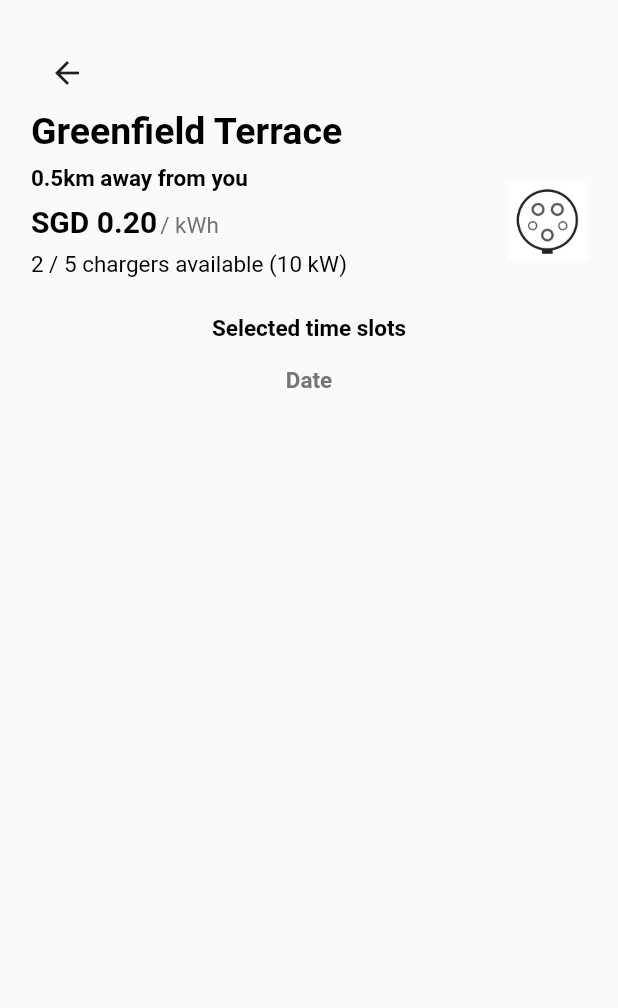
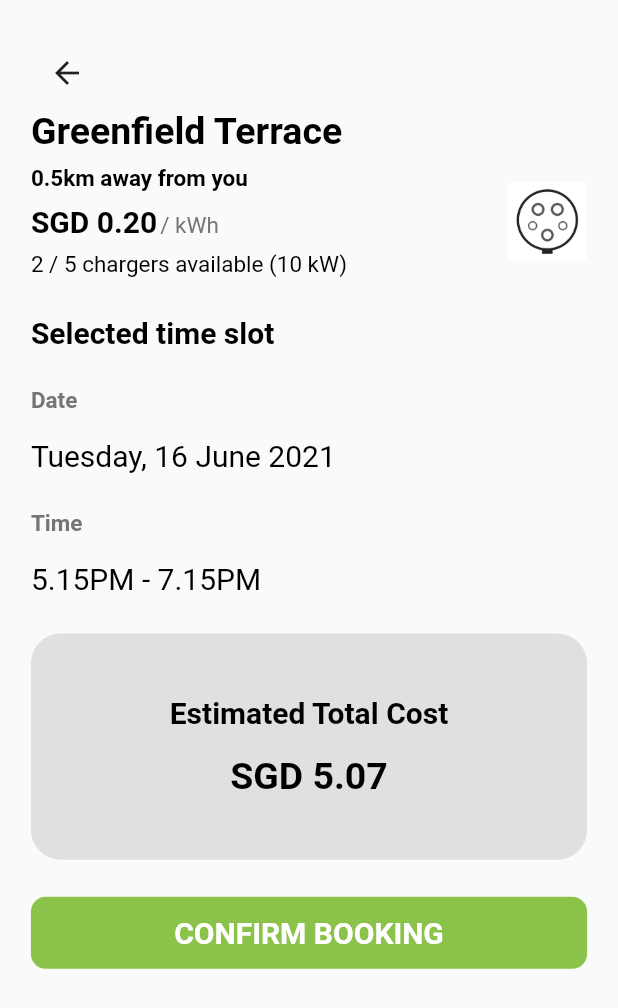
Before and after one commit to xRossKoh/chargEV, a Flutter app: the screen it shows after launch, on a phone screen of 412 x 824 dp. Shown: the top 1008 px of the screen. Run offline on Flutter 3.47's test engine with Material 2 defaults, Android fonts, the phone set to English and light mode, and no system bars.

Commit message:
static confirm booking done

```diff
--- /dev/null
+++ b/lib/constants.dart
@@ -0,0 +1,3 @@
+import 'package:flutter/material.dart';
+
+// contains appearance and metric constants for app
--- a/lib/screens/confirm_booking.dart
+++ b/lib/screens/confirm_booking.dart
@@ -1,6 +1,7 @@
 import 'package:flutter/material.dart';
 import 'package:charg_ev/components/booking_appbar.dart';
 import 'package:charg_ev/models/charger.dart';
+import 'package:flutter/painting.dart';
 
 // TODO consult team on whether need the current location text for this page, can possibly use the same app bar as in booking
 
@@ -21,24 +22,126 @@ class _ConfirmBookingState extends State<ConfirmBooking> {
     return Scaffold(
       body: SafeArea(
         child: Column(
+          crossAxisAlignment: CrossAxisAlignment.start,
           children: [
             BookingAppBar(charger: Charger(location: 'Greenfield Terrace', rate: 0.20, available: 2, total: 5, wattage: 10, type: 1),),
-            SizedBox(height: size.height * 0.03,),
-            Text(
-              'Selected time slots',
+            Padding(
+              padding: EdgeInsets.fromLTRB(size.width * 0.05, size.height * 0.03, size.width * 0.05, 0),
+              child: Text(
+                'Selected time slot',
                 style: TextStyle(
-                fontSize: 15,
+                  fontSize: 20,
                   fontWeight: FontWeight.bold,
                   color: Colors.black,
                 ),
               ),
-            SizedBox(height: size.height * 0.02,),
-            Text(
+            ),
+            Padding(
+              padding: EdgeInsets.fromLTRB(size.width * 0.05, size.height * 0.03, size.width * 0.05, 0),
+              child: Text(
                 'Date',
                 style: TextStyle(
                   fontSize: 15,
                   fontWeight: FontWeight.bold,
                   color: Colors.grey[600],
+                ),
+              ),
+            ),
+            Padding(
+              padding: EdgeInsets.fromLTRB(size.width * 0.05, size.height * 0.02, size.width * 0.05, 0),
+              child: Text(
+                'Tuesday, 16 June 2021',
+                style: TextStyle(
+                  fontSize: 20,
+                  color: Colors.black,
+                ),
+              ),
+            ),
+            Padding(
+              padding: EdgeInsets.fromLTRB(size.width * 0.05, size.height * 0.03, size.width * 0.05, 0),
+              child: Text(
+                'Time',
+                style: TextStyle(
+                  fontSize: 15,
+                  fontWeight: FontWeight.bold,
+                  color: Colors.grey[600],
+                ),
+              ),
+            ),
+            Padding(
+              padding: EdgeInsets.fromLTRB(size.width * 0.05, size.height * 0.02, size.width * 0.05, 0),
+              child: Text(
+                '5.15PM - 7.15PM',
+                style: TextStyle(
+                  fontSize: 20,
+                  color: Colors.black,
+                ),
+              ),
+            ),
+            Padding(
+              padding: EdgeInsets.fromLTRB(size.width * 0.05, size.height * 0.03, size.width * 0.05, 0),
+              child: Container(
+                decoration: BoxDecoration(
+                  color: Colors.grey[300],
+                  borderRadius: BorderRadius.only(
+                    topLeft: Radius.circular(20),
+                    topRight: Radius.circular(20),
+                    bottomLeft: Radius.circular(20),
+                    bottomRight: Radius.circular(20),
+                  ),
+                ),
+                width: size.width,
+                padding: EdgeInsets.symmetric(horizontal: 0, vertical: size.height * 0.05),
+                child: Column(
+                  mainAxisAlignment: MainAxisAlignment.spaceEvenly,
+                  children: [
+                    Text(
+                      'Estimated Total Cost',
+                      style: TextStyle(
+                        fontSize: 20,
+                        fontWeight: FontWeight.bold,
+                        color: Colors.black
+                      ),
+                    ),
+                    SizedBox(height: size.height * 0.02,),
+                    Text(
+                      'SGD 5.07',
+                      style: TextStyle(
+                          fontSize: 25,
+                          fontWeight: FontWeight.bold,
+                          color: Colors.black
+                      ),
+                    ),
+                  ],
+                ),
+              ),
+            ),
+            Padding(
+              padding: EdgeInsets.fromLTRB(size.width * 0.05, size.height * 0.03, size.width * 0.05, 0),
+              child: Container(
+                decoration: BoxDecoration(
+                  color: Colors.lightGreen,
+                  borderRadius: BorderRadius.only(
+                    topLeft: Radius.circular(10),
+                    topRight: Radius.circular(10),
+                    bottomLeft: Radius.circular(10),
+                    bottomRight: Radius.circular(10),
+                  ),
+                ),
+                width: size.width,
+                child: FlatButton(
+                  onPressed: (){},
+                  padding: EdgeInsets.symmetric(horizontal: 0, vertical: size.height * 0.01),
+                  child: Text(
+                    'CONFIRM BOOKING',
+                    textAlign: TextAlign.center,
+                    style: TextStyle(
+                      fontSize: 20,
+                      fontWeight: FontWeight.bold,
+                      color: Colors.white,
+                    ),
+                  ),
+                ),
               ),
             ),
           ],
```
Lines whose indentation alone changed are shown as unchanged.
